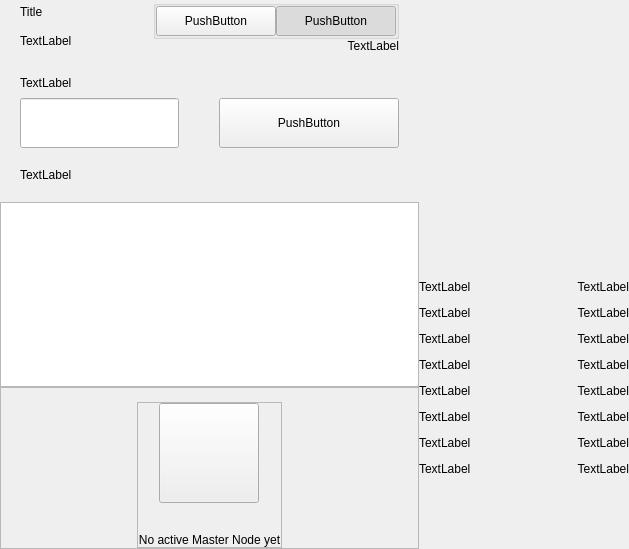
Before: the Qt Designer form src/qt/pny/forms/privacywidget.ui in decenomy/PNY, drawn with Qt 5.
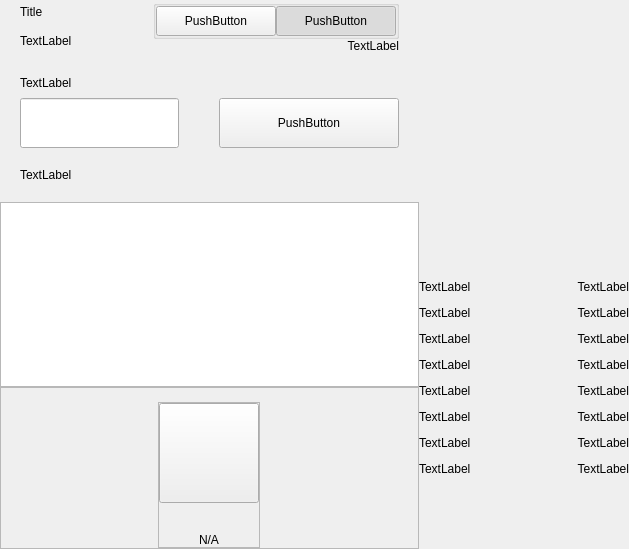
After: the same form once the commit is applied. Custom widgets are drawn as their Qt base class.

Patch:
```diff
--- a/src/qt/pny/forms/privacywidget.ui
+++ b/src/qt/pny/forms/privacywidget.ui
@@ -480,7 +480,7 @@
                    <string notr="true"/>
                   </property>
                   <property name="text">
-                   <string>No active Master Node yet</string>
+                   <string>N/A</string>
                   </property>
                   <property name="alignment">
                    <set>Qt::AlignCenter</set>
```
Left out of the diff: 12 changed lines with no effect on the pictures.
